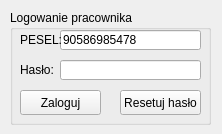
First picture: the form in mainwindow.ui, repository igrek51/psbd_moto_sklep, before the edit.
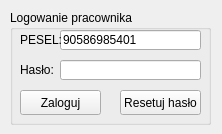
Second picture: the form after the edit.

What changed in the file:
```diff
--- a/mainwindow.ui
+++ b/mainwindow.ui
@@ -52,7 +52,7 @@
       </rect>
      </property>
      <property name="text">
-      <string>90586985478</string>
+      <string>90586985401</string>
      </property>
      <property name="maxLength">
       <number>11</number>
```
